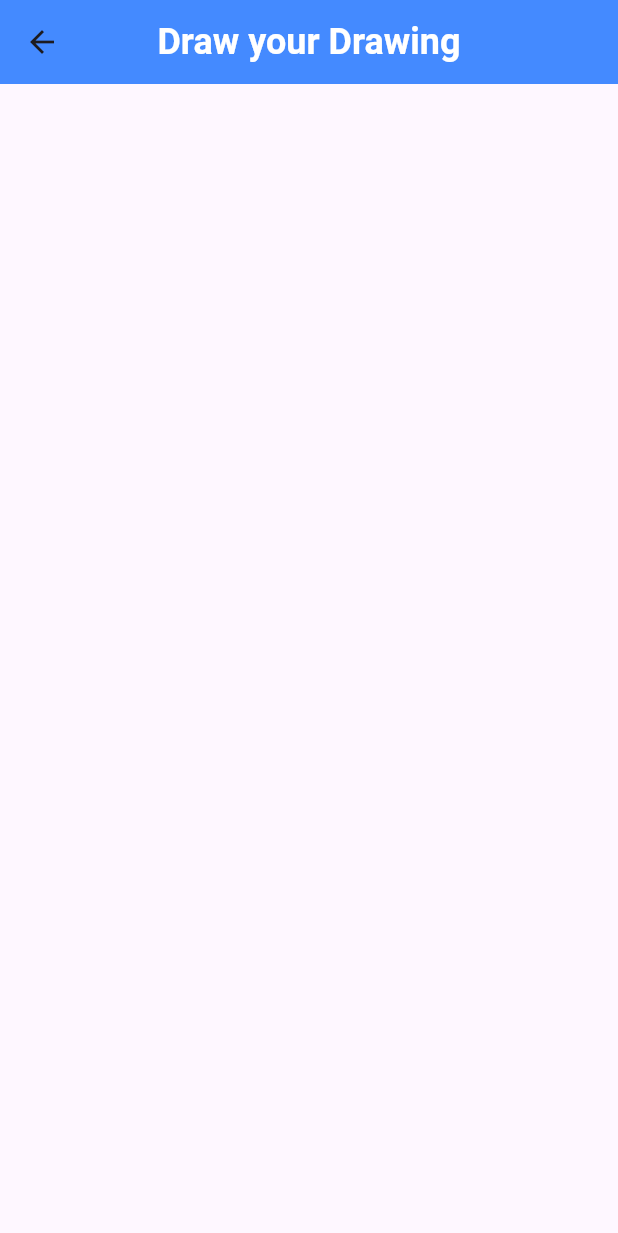
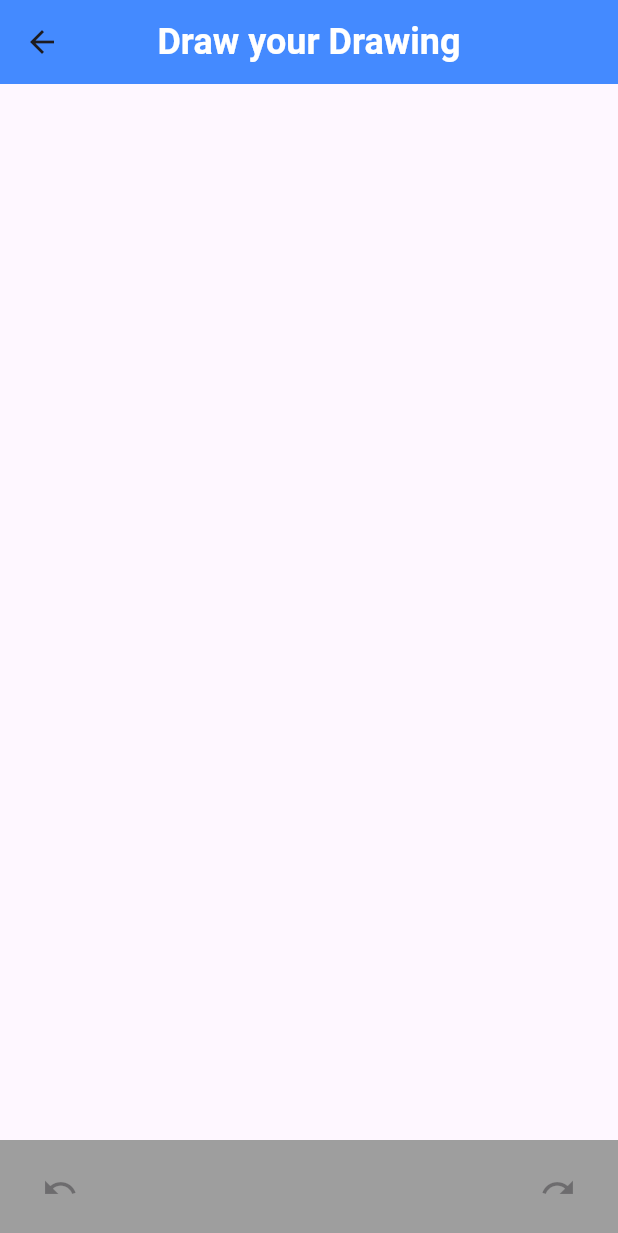
Before and after one commit to Pawan-bari/Drawing, a Flutter app: the Drawscreen screen opened by its route, on a phone screen of 412 x 824 dp. Shown: the top 1233 px of the screen. Run offline on Flutter 3.47's test engine with Material 3 defaults, Android fonts, the phone set to English and light mode, and no system bars.

Commit message:
implement redo and undo function

```diff
--- a/lib/draw/drawscreen.dart
+++ b/lib/draw/drawscreen.dart
@@ -71,14 +71,42 @@ class _DrawscreenState extends State<Drawscreen> {
                 size: Size.infinite,
               ),
             ),
-          )
+          ),
+         _buildtoolbar()
         ],
       ),
 
     );
   }
+
+
+  Widget _buildtoolbar(){
+    return Container(
+      padding: const EdgeInsets.symmetric(horizontal: 16 ,vertical: 8),
+      color: Colors.grey,
+      child: Row(
+        mainAxisAlignment: MainAxisAlignment.spaceBetween,
+        children: [
+          IconButton(onPressed: _strokes.isNotEmpty ? (){
+            setState(() {
+              _redostrokes.add(_strokes.removeLast());
+            });
+          }:null,
+           icon: const Icon(Icons.undo)
+           ),
+
+        IconButton(onPressed: _strokes.isNotEmpty ? (){
+            setState(() {
+              _strokes.add(_redostrokes.removeLast());
+            });
+          }:null,
+           icon: const Icon(Icons.redo)
+           )
+        ],
+      ),
+    );
+  }
 }
-
 class DrawPainter extends CustomPainter {
 
 final List<Stroke> strokes;
```
